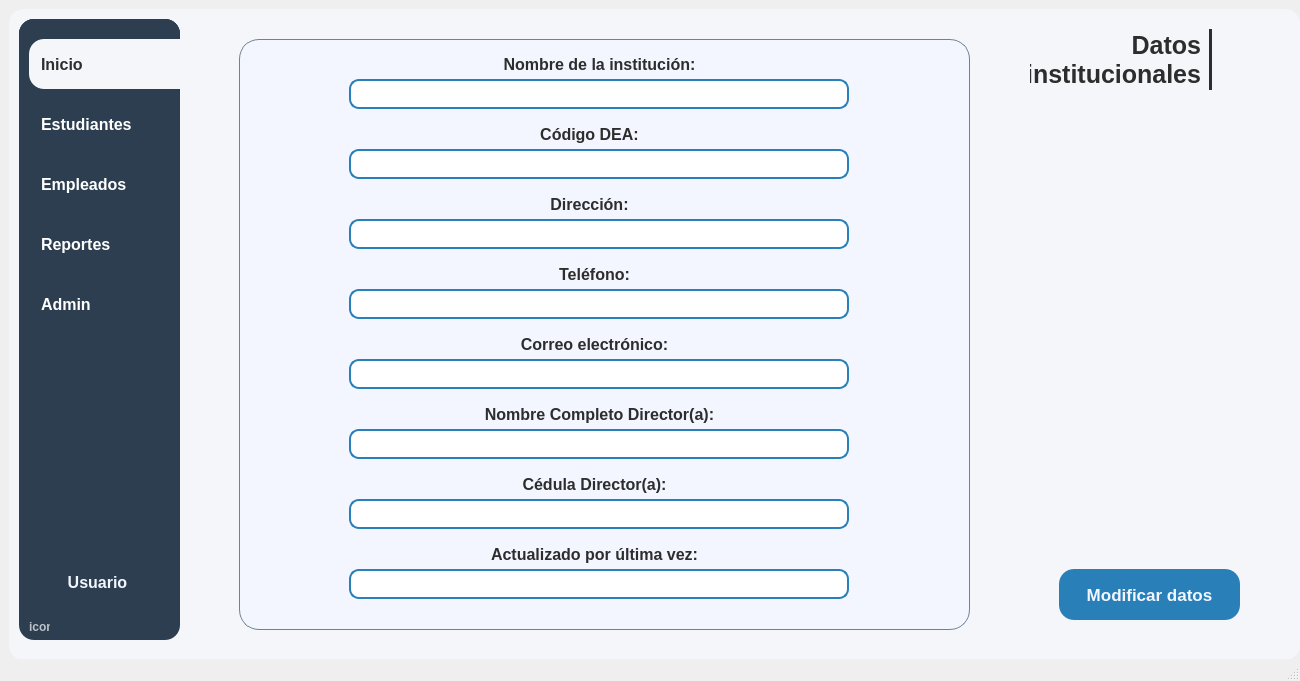
The window that resources/ui/main.ui (Proyecto-Uptjaa/Proyecto_SIRA) describes before a commit, drawn with Qt 5.
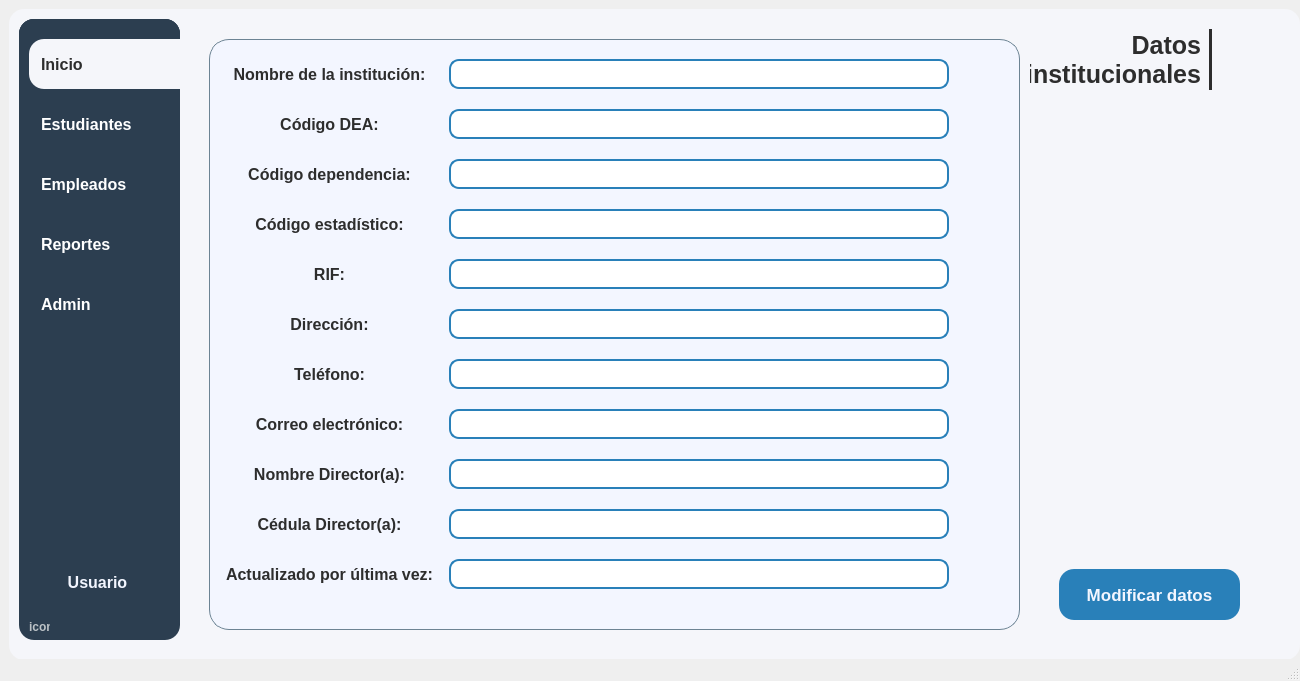
The same window after the commit. Icons and pictures are not drawn. Custom widgets are drawn as their Qt base class.

Commit message: Agregué mas datos de institucion (cod_dep,cod_est,Rif) y ajuste la interfaz correspondiente

Diff of the .ui file:
```diff
--- a/resources/ui/main.ui
+++ b/resources/ui/main.ui
@@ -4980,9 +4980,9 @@
       <widget class="QFrame" name="frameDescript_Grafica_2">
        <property name="geometry">
         <rect>
-         <x>60</x>
+         <x>30</x>
          <y>20</y>
-         <width>731</width>
+         <width>811</width>
          <height>591</height>
         </rect>
        </property>
@@ -5014,8 +5014,8 @@
        <widget class="QLineEdit" name="lneUltimaActualizacion_admin">
         <property name="geometry">
          <rect>
-          <x>110</x>
-          <y>530</y>
+          <x>240</x>
+          <y>520</y>
           <width>500</width>
           <height>30</height>
          </rect>
@@ -5068,8 +5068,8 @@
        <widget class="QLineEdit" name="lneTlfInstitucion_admin">
         <property name="geometry">
          <rect>
-          <x>110</x>
-          <y>250</y>
+          <x>240</x>
+          <y>320</y>
           <width>500</width>
           <height>30</height>
          </rect>
@@ -5119,8 +5119,8 @@
        <widget class="QLineEdit" name="lneDirInstitucion_admin">
         <property name="geometry">
          <rect>
-          <x>110</x>
-          <y>180</y>
+          <x>240</x>
+          <y>270</y>
           <width>500</width>
           <height>30</height>
          </rect>
@@ -5170,9 +5170,9 @@
        <widget class="QLabel" name="lblStudent_apellido_3">
         <property name="geometry">
          <rect>
-          <x>310</x>
-          <y>150</y>
-          <width>81</width>
+          <x>0</x>
+          <y>270</y>
+          <width>241</width>
           <height>30</height>
          </rect>
         </property>
@@ -5210,9 +5210,9 @@
        <widget class="QLabel" name="lblStudent_apellido_5">
         <property name="geometry">
          <rect>
-          <x>280</x>
-          <y>290</y>
-          <width>151</width>
+          <x>0</x>
+          <y>370</y>
+          <width>241</width>
           <height>30</height>
          </rect>
         </property>
@@ -5250,9 +5250,9 @@
        <widget class="QLabel" name="lblStudent_apellido">
         <property name="geometry">
          <rect>
-          <x>260</x>
-          <y>10</y>
-          <width>201</width>
+          <x>0</x>
+          <y>20</y>
+          <width>241</width>
           <height>30</height>
          </rect>
         </property>
@@ -5290,9 +5290,9 @@
        <widget class="QLabel" name="lblStudent_apellido_7">
         <property name="geometry">
          <rect>
-          <x>250</x>
-          <y>500</y>
-          <width>211</width>
+          <x>0</x>
+          <y>520</y>
+          <width>241</width>
           <height>30</height>
          </rect>
         </property>
@@ -5330,8 +5330,8 @@
        <widget class="QLineEdit" name="lneNombreInstitucion_admin">
         <property name="geometry">
          <rect>
-          <x>110</x>
-          <y>40</y>
+          <x>240</x>
+          <y>20</y>
           <width>500</width>
           <height>30</height>
          </rect>
@@ -5381,9 +5381,9 @@
        <widget class="QLabel" name="lblStudent_apellido_2">
         <property name="geometry">
          <rect>
-          <x>300</x>
-          <y>80</y>
-          <width>101</width>
+          <x>0</x>
+          <y>70</y>
+          <width>241</width>
           <height>30</height>
          </rect>
         </property>
@@ -5421,9 +5421,9 @@
        <widget class="QLabel" name="lblStudent_apellido_4">
         <property name="geometry">
          <rect>
-          <x>320</x>
-          <y>220</y>
-          <width>71</width>
+          <x>0</x>
+          <y>320</y>
+          <width>241</width>
           <height>30</height>
          </rect>
         </property>
@@ -5461,8 +5461,8 @@
        <widget class="QLineEdit" name="lneCodigoDEA_admin">
         <property name="geometry">
          <rect>
-          <x>110</x>
-          <y>110</y>
+          <x>240</x>
+          <y>70</y>
           <width>500</width>
           <height>30</height>
          </rect>
@@ -5512,8 +5512,8 @@
        <widget class="QLineEdit" name="lneCorreoInstitucion_admin">
         <property name="geometry">
          <rect>
-          <x>110</x>
-          <y>320</y>
+          <x>240</x>
+          <y>370</y>
           <width>500</width>
           <height>30</height>
          </rect>
@@ -5563,8 +5563,8 @@
        <widget class="QLabel" name="lblStudent_apellido_6">
         <property name="geometry">
          <rect>
-          <x>240</x>
-          <y>360</y>
+          <x>0</x>
+          <y>420</y>
           <width>241</width>
           <height>30</height>
          </rect>
@@ -5594,7 +5594,7 @@
 border: transparent;</string>
         </property>
         <property name="text">
-         <string>Nombre Completo Director(a):</string>
+         <string>Nombre Director(a):</string>
         </property>
         <property name="alignment">
          <set>Qt::AlignmentFlag::AlignCenter</set>
@@ -5603,8 +5603,8 @@
        <widget class="QLineEdit" name="lneDirector_institucion">
         <property name="geometry">
          <rect>
-          <x>110</x>
-          <y>390</y>
+          <x>240</x>
+          <y>420</y>
           <width>500</width>
           <height>30</height>
          </rect>
@@ -5654,9 +5654,9 @@
        <widget class="QLabel" name="lblStudent_apellido_8">
         <property name="geometry">
          <rect>
-          <x>280</x>
-          <y>430</y>
-          <width>151</width>
+          <x>0</x>
+          <y>470</y>
+          <width>241</width>
           <height>30</height>
          </rect>
         </property>
@@ -5694,8 +5694,281 @@
        <widget class="QLineEdit" name="lneCedula_director_institucion">
         <property name="geometry">
          <rect>
-          <x>110</x>
-          <y>460</y>
+          <x>240</x>
+          <y>470</y>
+          <width>500</width>
+          <height>30</height>
+         </rect>
+        </property>
+        <property name="minimumSize">
+         <size>
+          <width>400</width>
+          <height>30</height>
+         </size>
+        </property>
+        <property name="maximumSize">
+         <size>
+          <width>500</width>
+          <height>30</height>
+         </size>
+        </property>
+        <property name="font">
+         <font>
+          <family>Segoe UI</family>
+          <pointsize>12</pointsize>
+         </font>
+        </property>
+        <property name="cursor">
+         <cursorShape>IBeamCursor</cursorShape>
+        </property>
+        <property name="focusPolicy">
+         <enum>Qt::FocusPolicy::ClickFocus</enum>
+        </property>
+        <property name="styleSheet">
+         <string notr="true">QLineEdit {
+    border: 2px solid #2980b9;
+    border-radius: 10px;
+    padding: 3px 6px;
+    background-color: white;
+}</string>
+        </property>
+        <property name="text">
+         <string/>
+        </property>
+        <property name="alignment">
+         <set>Qt::AlignmentFlag::AlignLeading|Qt::AlignmentFlag::AlignLeft|Qt::AlignmentFlag::AlignVCenter</set>
+        </property>
+        <property name="placeholderText">
+         <string/>
+        </property>
+       </widget>
+       <widget class="QLabel" name="lblStudent_apellido_9">
+        <property name="geometry">
+         <rect>
+          <x>0</x>
+          <y>120</y>
+          <width>241</width>
+          <height>30</height>
+         </rect>
+        </property>
+        <property name="minimumSize">
+         <size>
+          <width>0</width>
+          <height>30</height>
+         </size>
+        </property>
+        <property name="maximumSize">
+         <size>
+          <width>16777215</width>
+          <height>30</height>
+         </size>
+        </property>
+        <property name="font">
+         <font>
+          <family>Segoe UI</family>
+          <pointsize>12</pointsize>
+          <bold>true</bold>
+         </font>
+        </property>
+        <property name="styleSheet">
+         <string notr="true">color: #2d2d2d;
+background-color: transparent;
+border: transparent;</string>
+        </property>
+        <property name="text">
+         <string>Código dependencia:</string>
+        </property>
+        <property name="alignment">
+         <set>Qt::AlignmentFlag::AlignCenter</set>
+        </property>
+       </widget>
+       <widget class="QLineEdit" name="lneCodigoDEP_admin">
+        <property name="geometry">
+         <rect>
+          <x>240</x>
+          <y>120</y>
+          <width>500</width>
+          <height>30</height>
+         </rect>
+        </property>
+        <property name="minimumSize">
+         <size>
+          <width>400</width>
+          <height>30</height>
+         </size>
+        </property>
+        <property name="maximumSize">
+         <size>
+          <width>500</width>
+          <height>30</height>
+         </size>
+        </property>
+        <property name="font">
+         <font>
+          <family>Segoe UI</family>
+          <pointsize>12</pointsize>
+         </font>
+        </property>
+        <property name="cursor">
+         <cursorShape>IBeamCursor</cursorShape>
+        </property>
+        <property name="focusPolicy">
+         <enum>Qt::FocusPolicy::ClickFocus</enum>
+        </property>
+        <property name="styleSheet">
+         <string notr="true">QLineEdit {
+    border: 2px solid #2980b9;
+    border-radius: 10px;
+    padding: 3px 6px;
+    background-color: white;
+}</string>
+        </property>
+        <property name="text">
+         <string/>
+        </property>
+        <property name="alignment">
+         <set>Qt::AlignmentFlag::AlignLeading|Qt::AlignmentFlag::AlignLeft|Qt::AlignmentFlag::AlignVCenter</set>
+        </property>
+        <property name="placeholderText">
+         <string/>
+        </property>
+       </widget>
+       <widget class="QLineEdit" name="lneCodigoEST_admin">
+        <property name="geometry">
+         <rect>
+          <x>240</x>
+          <y>170</y>
+          <width>500</width>
+          <height>30</height>
+         </rect>
+        </property>
+        <property name="minimumSize">
+         <size>
+          <width>400</width>
+          <height>30</height>
+         </size>
+        </property>
+        <property name="maximumSize">
+         <size>
+          <width>500</width>
+          <height>30</height>
+         </size>
+        </property>
+        <property name="font">
+         <font>
+          <family>Segoe UI</family>
+          <pointsize>12</pointsize>
+         </font>
+        </property>
+        <property name="cursor">
+         <cursorShape>IBeamCursor</cursorShape>
+        </property>
+        <property name="focusPolicy">
+         <enum>Qt::FocusPolicy::ClickFocus</enum>
+        </property>
+        <property name="styleSheet">
+         <string notr="true">QLineEdit {
+    border: 2px solid #2980b9;
+    border-radius: 10px;
+    padding: 3px 6px;
+    background-color: white;
+}</string>
+        </property>
+        <property name="text">
+         <string/>
+        </property>
+        <property name="alignment">
+         <set>Qt::AlignmentFlag::AlignLeading|Qt::AlignmentFlag::AlignLeft|Qt::AlignmentFlag::AlignVCenter</set>
+        </property>
+        <property name="placeholderText">
+         <string/>
+        </property>
+       </widget>
+       <widget class="QLabel" name="lblStudent_apellido_10">
+        <property name="geometry">
+         <rect>
+          <x>0</x>
+          <y>170</y>
+          <width>241</width>
+          <height>30</height>
+         </rect>
+        </property>
+        <property name="minimumSize">
+         <size>
+          <width>0</width>
+          <height>30</height>
+         </size>
+        </property>
+        <property name="maximumSize">
+         <size>
+          <width>16777215</width>
+          <height>30</height>
+         </size>
+        </property>
+        <property name="font">
+         <font>
+          <family>Segoe UI</family>
+          <pointsize>12</pointsize>
+          <bold>true</bold>
+         </font>
+        </property>
+        <property name="styleSheet">
+         <string notr="true">color: #2d2d2d;
+background-color: transparent;
+border: transparent;</string>
+        </property>
+        <property name="text">
+         <string>Código estadístico:</string>
+        </property>
+        <property name="alignment">
+         <set>Qt::AlignmentFlag::AlignCenter</set>
+        </property>
+       </widget>
+       <widget class="QLabel" name="lblStudent_apellido_11">
+        <property name="geometry">
+         <rect>
+          <x>0</x>
+          <y>220</y>
+          <width>241</width>
+          <height>30</height>
+         </rect>
+        </property>
+        <property name="minimumSize">
+         <size>
+          <width>0</width>
+          <height>30</height>
+         </size>
+        </property>
+        <property name="maximumSize">
+         <size>
+          <width>16777215</width>
+          <height>30</height>
+         </size>
+        </property>
+        <property name="font">
+         <font>
+          <family>Segoe UI</family>
+          <pointsize>12</pointsize>
+          <bold>true</bold>
+         </font>
+        </property>
+        <property name="styleSheet">
+         <string notr="true">color: #2d2d2d;
+background-color: transparent;
+border: transparent;</string>
+        </property>
+        <property name="text">
+         <string>RIF:</string>
+        </property>
+        <property name="alignment">
+         <set>Qt::AlignmentFlag::AlignCenter</set>
+        </property>
+       </widget>
+       <widget class="QLineEdit" name="lneRIF_admin">
+        <property name="geometry">
+         <rect>
+          <x>240</x>
+          <y>220</y>
           <width>500</width>
           <height>30</height>
          </rect>
```
The commit also changes 2 other files.
